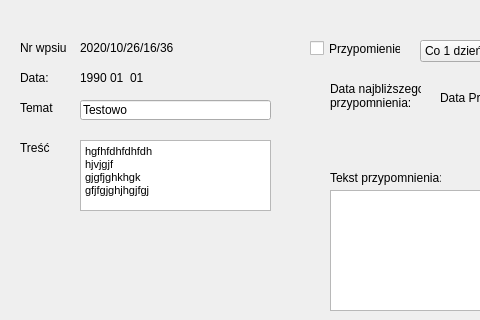
Qt form Kontrahent/kontrahentinfododajwpis.ui (Astropl/OptiBase) before a commit; both pictures show x 0 to 480 and y 0 to 320 of the 800 by 600 pixel window.
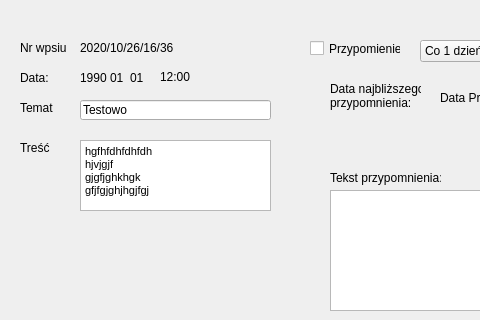
The same form after that commit.

```diff
--- a/Kontrahent/kontrahentinfododajwpis.ui
+++ b/Kontrahent/kontrahentinfododajwpis.ui
@@ -431,6 +431,19 @@
      </rect>
     </property>
    </widget>
+   <widget class="QLabel" name="label_14">
+    <property name="geometry">
+     <rect>
+      <x>160</x>
+      <y>70</y>
+      <width>47</width>
+      <height>13</height>
+     </rect>
+    </property>
+    <property name="text">
+     <string>12:00</string>
+    </property>
+   </widget>
    <zorder>label_9</zorder>
    <zorder>label_13</zorder>
    <zorder>label</zorder>
```
Left out of the diff: 1 changed line with no effect on the pictures.
